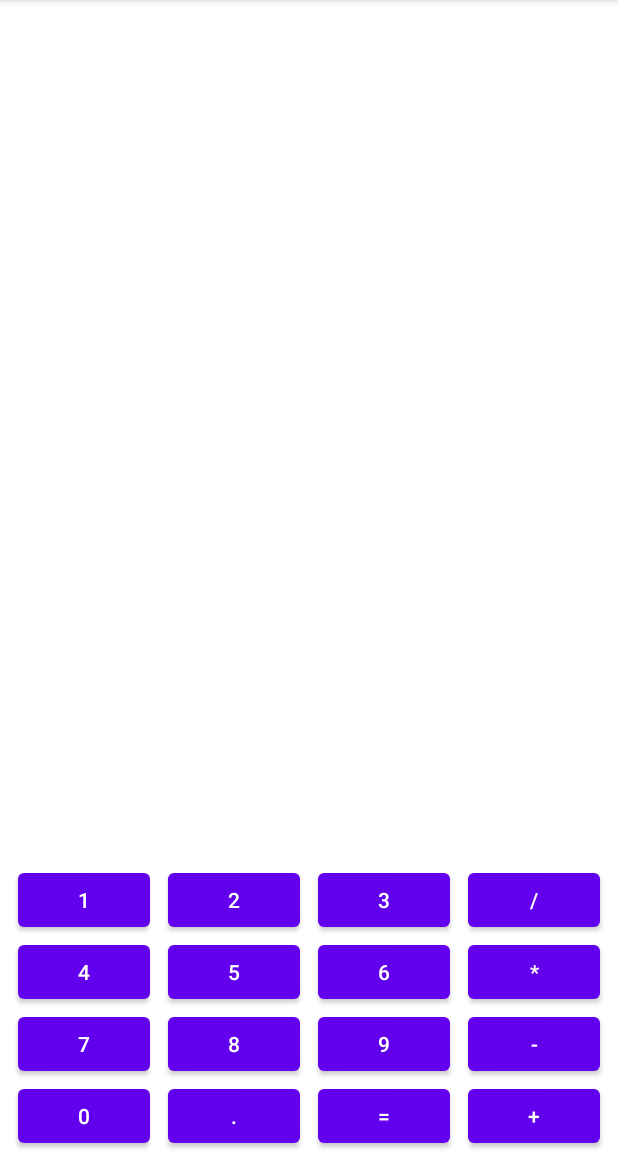
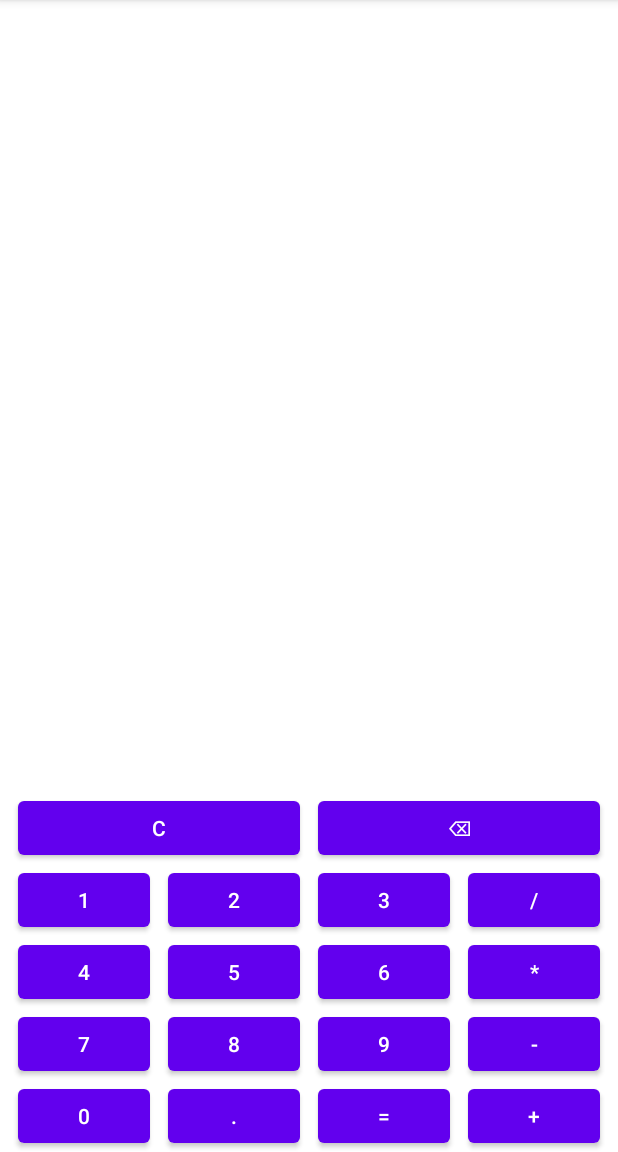
Before and after one commit to AleksTereh/calc1, an Android app: the screen it shows after launch (MainActivity), on a phone screen of 412 x 824 dp, the part 84-1236 px from its top. Run offline under Robolectric (Android 15) with nearby library versions, the phone set to English and light mode, and no system bars.

Commit message:
btnСlear,backspace

```diff
--- a/app/src/main/res/layout/activity_main.xml
+++ b/app/src/main/res/layout/activity_main.xml
@@ -18,8 +18,7 @@
 
     <androidx.constraintlayout.widget.ConstraintLayout
         android:layout_width="match_parent"
-        android:layout_height="300dp"
-        android:layout_marginTop="32dp"
+        android:layout_height="wrap_content"
         app:layout_constraintBottom_toBottomOf="parent"
         app:layout_constraintEnd_toEndOf="parent"
         app:layout_constraintStart_toStartOf="parent"
@@ -33,8 +32,8 @@
             android:layout_height="wrap_content"
             android:text="@string/_0"
             app:layout_constraintBottom_toBottomOf="parent"
-            app:layout_constraintStart_toStartOf="parent"
-            app:layout_constraintEnd_toStartOf="@+id/btnPoint"/>
+            app:layout_constraintEnd_toStartOf="@+id/btnPoint"
+            app:layout_constraintStart_toStartOf="parent" />
 
         <Button
             android:id="@+id/btnPoint"
@@ -42,8 +41,8 @@
             android:layout_height="wrap_content"
             android:text="@string/point"
             app:layout_constraintBottom_toBottomOf="parent"
-            app:layout_constraintStart_toEndOf="@+id/btn0"
-            app:layout_constraintEnd_toStartOf="@+id/btnEqually"/>
+            app:layout_constraintEnd_toStartOf="@+id/btnEqually"
+            app:layout_constraintStart_toEndOf="@+id/btn0" />
 
         <Button
             android:id="@+id/btnEqually"
@@ -61,7 +60,7 @@
             android:text="@string/addition"
             app:layout_constraintBottom_toBottomOf="parent"
             app:layout_constraintEnd_toEndOf="parent"
-            app:layout_constraintStart_toEndOf="@+id/btnEqually"/>
+            app:layout_constraintStart_toEndOf="@+id/btnEqually" />
 
         <Button
             android:id="@+id/btn7"
@@ -171,6 +170,24 @@
             app:layout_constraintEnd_toEndOf="parent"
             app:layout_constraintStart_toEndOf="@+id/btn3" />
 
+        <Button
+            android:id="@+id/btnСlear"
+            android:layout_width="0dp"
+            android:layout_height="wrap_content"
+            android:text="@string/clear"
+            app:layout_constraintBottom_toTopOf="@+id/btn1"
+            app:layout_constraintEnd_toEndOf="@+id/btn2"
+            app:layout_constraintStart_toStartOf="@+id/btn1" />
+
+        <Button
+            android:id="@+id/btnBack"
+            android:layout_width="0dp"
+            android:layout_height="wrap_content"
+            android:text="@string/backspace"
+            app:layout_constraintBottom_toTopOf="@+id/btnDivision"
+            app:layout_constraintEnd_toEndOf="@+id/btnDivision"
+            app:layout_constraintStart_toStartOf="@+id/btn3" />
+
     </androidx.constraintlayout.widget.ConstraintLayout>
 
 </androidx.constraintlayout.widget.ConstraintLayout>
--- a/app/src/main/res/values/strings.xml
+++ b/app/src/main/res/values/strings.xml
@@ -16,4 +16,6 @@
     <string name="_2">2</string>
     <string name="_3">3</string>
     <string name="division">/</string>
+    <string name="clear">c</string>
+    <string name="backspace">⌫</string>
 </resources>
```
